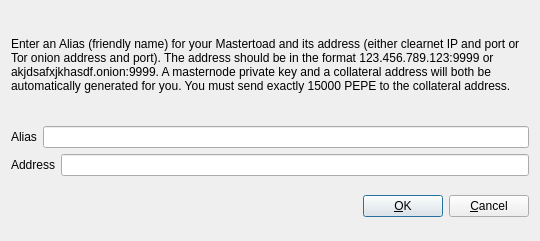
The window that src/qt/forms/addeditadrenalinenode.ui (projectmemetic/pepecoin) describes before a commit, drawn with Qt 5.
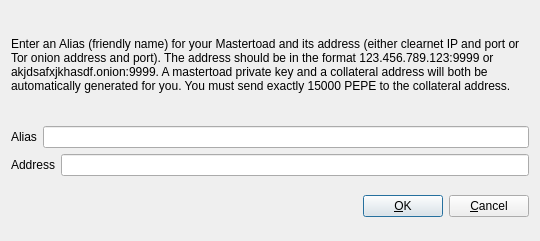
The same window after the commit.

What changed in the file:
```diff
--- a/src/qt/forms/addeditadrenalinenode.ui
+++ b/src/qt/forms/addeditadrenalinenode.ui
@@ -34,7 +34,7 @@
         </sizepolicy>
        </property>
        <property name="text">
-        <string>&lt;html&gt;&lt;head/&gt;&lt;body&gt;&lt;p&gt;Enter an Alias (friendly name) for your Mastertoad and its address (either clearnet IP and port or Tor onion address and port).  The address should be in the format 123.456.789.123:9999 or akjdsafxjkhasdf.onion:9999.  A masternode private key and a collateral address will both be automatically generated for you.  You must send exactly 15000 PEPE to the collateral address.&lt;/p&gt;&lt;/body&gt;&lt;/html&gt;</string>
+        <string>&lt;html&gt;&lt;head/&gt;&lt;body&gt;&lt;p&gt;Enter an Alias (friendly name) for your Mastertoad and its address (either clearnet IP and port or Tor onion address and port). The address should be in the format 123.456.789.123:9999 or akjdsafxjkhasdf.onion:9999. A mastertoad private key and a collateral address will both be automatically generated for you. You must send exactly 15000 PEPE to the collateral address.&lt;/p&gt;&lt;/body&gt;&lt;/html&gt;</string>
        </property>
        <property name="wordWrap">
         <bool>true</bool>
```
